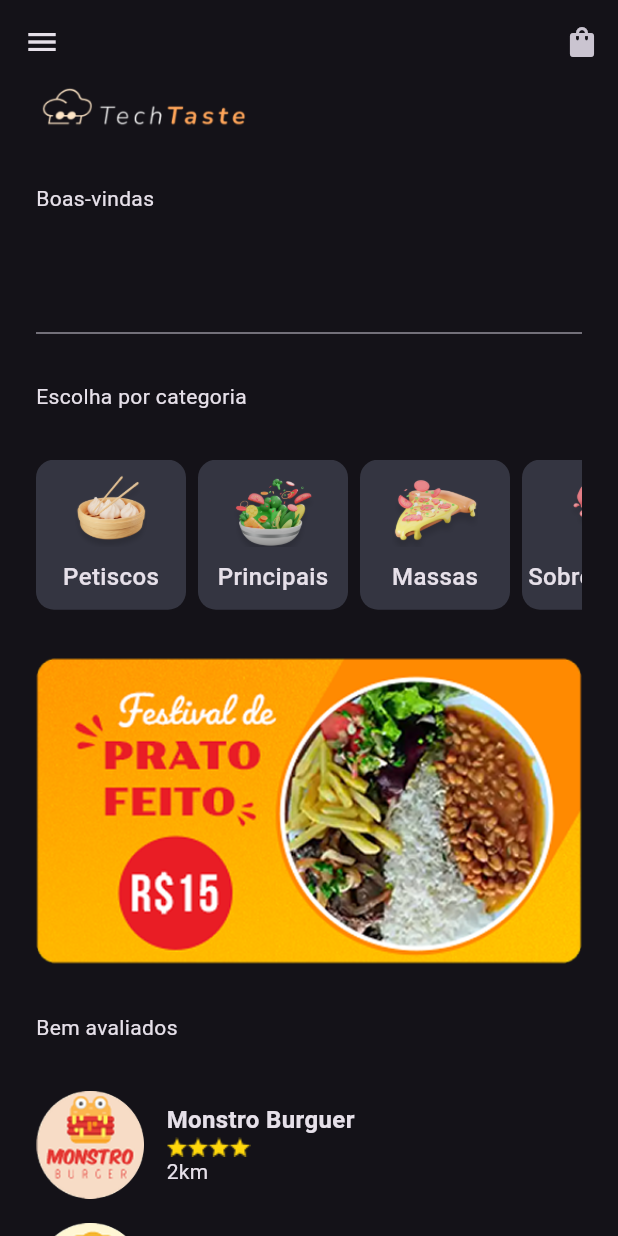
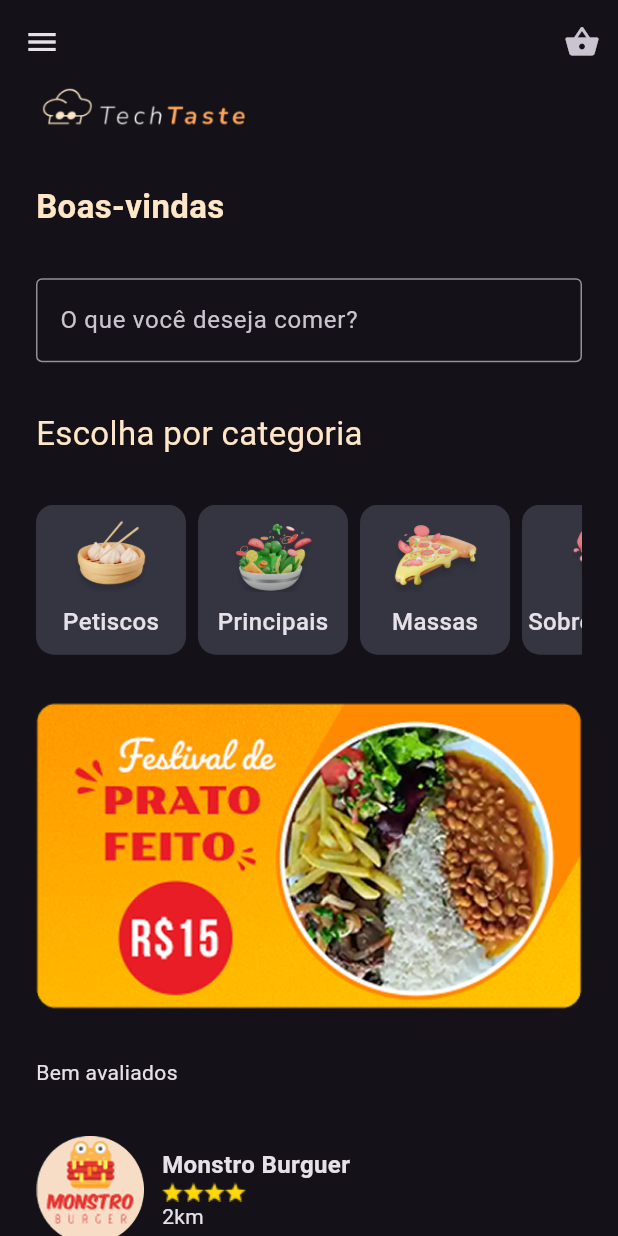
Before and after one commit to AndrieleLange/myapp, a Flutter app: the screen it shows after launch, after a tap on "Bora!", on a phone screen of 412 x 824 dp. Run offline on Flutter 3.47's test engine with Material 3 defaults, Android fonts, the phone set to English and light mode, and no system bars; drawn by our look-alikes of badges; our stand-ins replace google_fonts.

Commit message:
Concluído

```diff
--- a/lib/main.dart
+++ b/lib/main.dart
@@ -2,6 +2,7 @@ import 'package:flutter/material.dart';
 import 'package:myapp/data/restaurant_data.dart';
 import 'package:myapp/model/restaurant.dart';
 import 'package:myapp/ui/_core/app_theme.dart';
+import 'package:myapp/ui/_core/bag_provider.dart';
 import 'package:myapp/ui/splash/splash_screen.dart';
 import 'package:provider/provider.dart';
 
@@ -20,6 +21,11 @@ void main() async {
             return restaurantData;
           },
         ),
+        ChangeNotifierProvider(
+          create: (context) {
+            return BagProvider();
+          },
+        ),
       ],
       child: MyApp(),
     ),
@@ -31,6 +37,8 @@ class MyApp extends StatelessWidget {
 
   @override
   Widget build(BuildContext context) {
-    return MaterialApp(theme: AppTheme.appTheme, home: SplashScreen());
+    return MaterialApp(
+      debugShowCheckedModeBanner: false, // tira o debug
+      theme: AppTheme.appTheme, home: SplashScreen());
   }
 }
--- /dev/null
+++ b/lib/model/dish.dart
@@ -0,0 +1,42 @@
+import 'package:flutter/foundation.dart';
+
+class Dish {
+  final String id;
+  final String name;
+  final String description;
+  final int price;
+  final String imagePath;
+
+  const Dish({
+    required this.id,
+    required this.name,
+    required this.description,
+    required this.price,
+    required this.imagePath,
+  });
+
+  Map<String, dynamic> toMap() {
+    return {
+      'id': id,
+      'name': name,
+      'description': description,
+      'price': price,
+      'imagePath': imagePath,
+    };
+  }
+
+  factory Dish.fromMap(Map<String, dynamic> map) {
+    return Dish(
+      id: map['id'] as String,
+      name: map['name'] as String,
+      description: map['description'] as String,
+      price: map['price'] as int,
+      imagePath: map['imagePath'] as String,
+    );
+  }
+
+  @override
+  String toString() {
+    return 'Dish(id: $id, name: $name, description: $description, price: $price, imagePath: $imagePath)';
+  }
+}
--- a/lib/model/restaurant.dart
+++ b/lib/model/restaurant.dart
@@ -1,3 +1,5 @@
+import 'package:myapp/model/dish.dart';
+
 class Restaurant {
   String id;
   String imagePath;
@@ -6,6 +8,7 @@ class Restaurant {
   double stars;
   int distance;
   List<String> categories;
+  List<Dish> dishes = [];
 
   Restaurant({
     required this.id,
@@ -15,6 +18,7 @@ class Restaurant {
     required this.stars,
     required this.distance,
     required this.categories,
+    required this.dishes,
   });
 
   Map<String, dynamic> toMap() {
@@ -26,6 +30,7 @@ class Restaurant {
       'stars': stars,
       'distance': distance,
       'categories': categories,
+      'dishes': dishes.map((dish) => dish.toMap()).toList(),
     };
   }
 
@@ -39,6 +44,9 @@ class Restaurant {
       stars: map['stars'],
       distance: map['distance'],
       categories: List<String>.from(map['categories']),
+      dishes: List<Dish>.from(
+        map['dishes'].map((dish) => Dish.fromMap(dish)),
+      ),
     );
   }
 
--- a/lib/ui/_core/app_colors.dart
+++ b/lib/ui/_core/app_colors.dart
@@ -3,8 +3,9 @@ import 'package:flutter/material.dart';
 abstract class AppColors {
   static const Color backgroundColor = Color(0xFF202123);
   static const Color mainColor = Color(0xFFFFA559);
+  static const Color mainColorLight = Color(0xFFFFC8A2);
   static const Color pressed = Color(0xFFFF6000);
-  static const Color textHighligth = Color(0xFFFFE6C7);
+  static const Color textColor = Color(0xFFFFE6C7);
   static const Color cardBackground = Color(0xFF343541);
   static const Color cardText = Color(0xFFDBD7DF);
 }
--- /dev/null
+++ b/lib/ui/_core/widgets/appbar.dart
@@ -0,0 +1,36 @@
+import 'package:flutter/material.dart';
+import 'package:myapp/ui/_core/bag_provider.dart';
+import 'package:myapp/ui/checkout/checkout_screen.dart';
+import 'package:provider/provider.dart';
+import 'package:badges/badges.dart' as badges;
+
+AppBar getAppBar({required BuildContext context, String? title}) {
+  BagProvider bagProvider = Provider.of<BagProvider>(context);
+  return AppBar(
+    title: title != null ? Text(title) : null,
+    centerTitle: true,
+    actions: [
+      badges.Badge(
+        showBadge: bagProvider.dishesOnBag.isNotEmpty,
+        position: badges.BadgePosition.bottomStart(start: 0, bottom: 0),
+        badgeContent: Text(
+          bagProvider.dishesOnBag.length.toString(),
+          style: TextStyle(fontSize: 10),
+        ),
+        child: IconButton(
+          onPressed: () {
+            Navigator.push(
+              context,
+              MaterialPageRoute(
+                builder: (context) {
+                  return CheckoutScreen();
+                },
+              ),
+            );
+          },
+          icon: Icon(Icons.shopping_basket),
+        ),
+      ),
+    ],
+  );
+}
--- a/lib/ui/home/home_screen.dart
+++ b/lib/ui/home/home_screen.dart
@@ -1,7 +1,10 @@
 import 'package:flutter/material.dart';
+import 'package:google_fonts/google_fonts.dart';
 import 'package:myapp/data/categories_data.dart';
 import 'package:myapp/data/restaurant_data.dart';
 import 'package:myapp/model/restaurant.dart';
+import 'package:myapp/ui/_core/app_colors.dart';
+import 'package:myapp/ui/_core/widgets/appbar.dart';
 import 'package:myapp/ui/home/widgets/category_widget.dart';
 import 'package:myapp/ui/home/widgets/restaurant_widget.dart';
 import 'package:provider/provider.dart';
@@ -14,9 +17,7 @@ class HomeScreen extends StatelessWidget {
     RestaurantData restaurantData = Provider.of<RestaurantData>(context);
     return Scaffold(
       drawer: Drawer(),
-      appBar: AppBar(
-        actions: [IconButton(onPressed: () {}, icon: Icon(Icons.shopping_bag))],
-      ),
+      appBar: getAppBar(context: context),
       body: Padding(
         padding: EdgeInsets.symmetric(horizontal: 24.0),
         child: SingleChildScrollView(
@@ -25,9 +26,34 @@ class HomeScreen extends StatelessWidget {
             crossAxisAlignment: CrossAxisAlignment.start,
             children: [
               Image.asset('assets/logo.png', width: 147),
-              Text("Boas-vindas"),
-              TextFormField(),
-              Text("Escolha por categoria"),
+              Text(
+                "Boas-vindas",
+                style: GoogleFonts.roboto(
+                  textStyle: TextStyle(
+                    fontSize: 22.0,
+                    fontWeight: FontWeight.w700,
+                  ),
+                  color: AppColors.textColor,
+                ),
+              ),
+              TextFormField(
+                obscureText: false,
+                decoration: InputDecoration(
+                  border: OutlineInputBorder(),
+                  labelText: 'O que você deseja comer?',
+                ),
+              ),
+              // TextFormField(),
+              Text(
+                "Escolha por categoria",
+                style: GoogleFonts.roboto(
+                  textStyle: TextStyle(
+                    fontSize: 22.0,
+                    fontWeight: FontWeight.w400,
+                  ),
+                  color: AppColors.textColor,
+                ),
+              ),
               SingleChildScrollView(
                 scrollDirection: Axis.horizontal,
                 child: Row(
--- a/lib/ui/home/widgets/restaurant_widget.dart
+++ b/lib/ui/home/widgets/restaurant_widget.dart
@@ -1,5 +1,6 @@
 import 'package:flutter/material.dart';
 import 'package:myapp/model/restaurant.dart';
+import 'package:myapp/restaurant/restaurant_screen.dart';
 
 class RestaurantWidget extends StatelessWidget {
   final Restaurant restaurant;
@@ -7,8 +8,14 @@ class RestaurantWidget extends StatelessWidget {
 
   @override
   Widget build(BuildContext context) {
-    return Row(
-      spacing: 15.0,
+    return InkWell(
+      onTap: () {
+        Navigator.push(context, MaterialPageRoute(builder: (context) {
+          return RestaurantScreen(restaurant: restaurant);
+        }));
+      },
+      child: Row(
+        spacing: 12.0,
         children: [
           Image.asset('assets/${restaurant.imagePath}', width: 72),
           Column(
@@ -27,6 +34,7 @@ class RestaurantWidget extends StatelessWidget {
             ],
           ),
         ],
+      ),
     );
   }
 }
--- a/pubspec.yaml
+++ b/pubspec.yaml
@@ -31,10 +31,13 @@ dependencies:
   flutter:
     sdk: flutter
 
+
   # The following adds the Cupertino Icons font to your application.
   # Use with the CupertinoIcons class for iOS style icons.
   cupertino_icons: ^1.0.8
   provider: ^6.1.4
+  badges: ^3.1.2
+  google_fonts: ^6.2.1
 
 dev_dependencies:
   flutter_test:
```
Also changed, not shown: lib/restaurant/restaurant_screen.dart (added, +44 -0 lines), lib/ui/_core/bag_provider.dart (added, +34 -0 lines), lib/ui/checkout/checkout_screen.dart (added, +72 -0 lines), pubspec.lock, 125 other files. Lines whose indentation alone changed are shown as unchanged.
